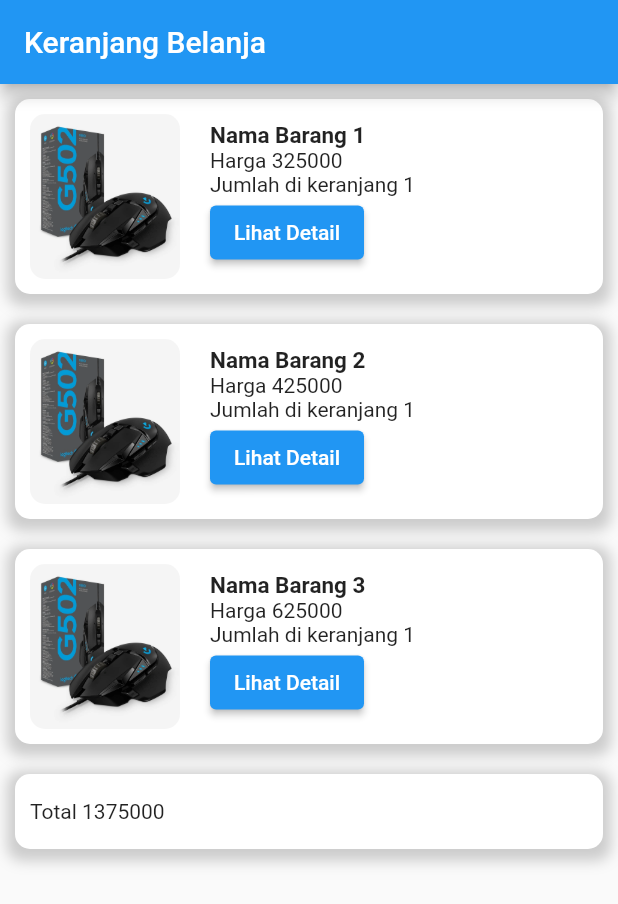
After one commit to shiciro/flutterquizwidget, a Flutter app: the screen it shows after launch, on a phone screen of 412 x 824 dp. The commit adds this screen. Shown: the top 904 px of the screen. Run offline on Flutter 3.47's test engine with Material 2 defaults, Android fonts, the phone set to English and light mode, and no system bars.

Commit message:
alhamdulillah KAOWKAOWK

```diff
--- /dev/null
+++ b/lib/HomePage.dart
@@ -0,0 +1,129 @@
+import 'package:flutter/material.dart';
+import 'package:widget/main.dart';
+import 'package:provider/provider.dart';
+import 'providers/transferVariables.dart' as global;
+import 'providers/global.dart';
+
+class MyHomePage extends StatefulWidget {
+  const MyHomePage({Key? key}) : super(key: key);
+
+  @override
+  _MyHomePageState createState() => _MyHomePageState();
+}
+
+class _MyHomePageState extends State<MyHomePage> {
+  //void _update() {
+  //  setState(() {
+  //    global.listQuantity[global.Q] = global.transfer;
+  //  });
+  //}
+
+  @override
+  Widget build(BuildContext context) {
+    return MaterialApp(
+        home: Scaffold(
+      appBar: AppBar(
+        title: Text("Keranjang Belanja"),
+      ),
+      body: ListView(children: [
+        for (int i = 0; i < context.read<Database>().listPrice.length; i++)
+          Container(
+            height: 130,
+            width: double.infinity,
+            padding: EdgeInsets.all(10),
+            margin: EdgeInsets.all(10),
+            decoration: BoxDecoration(
+                color: Colors.white,
+                borderRadius: BorderRadius.circular(10),
+                boxShadow: [
+                  BoxShadow(
+                      color: Colors.grey.withOpacity(0.5),
+                      spreadRadius: 5,
+                      blurRadius: 7,
+                      offset: Offset(0, 3))
+                ]),
+            child: Row(
+              children: [
+                Container(
+                  height: 120,
+                  width: 100,
+                  decoration: BoxDecoration(
+                      borderRadius: BorderRadius.circular(10),
+                      image: DecorationImage(
+                        image: AssetImage("images/image1.jpg"),
+                        fit: BoxFit.fill,
+                      ),
+                      shape: BoxShape.rectangle),
+                ),
+                Flexible(
+                    fit: FlexFit.tight,
+                    child: Container(
+                        margin: EdgeInsets.only(top: 5, left: 20, bottom: 5),
+                        width: 150,
+                        height: 120,
+                        color: Colors.white,
+                        child: Column(
+                          crossAxisAlignment: CrossAxisAlignment.start,
+                          children: [
+                            Text(
+                              context.read<Database>().listItem[i],
+                              overflow: TextOverflow.ellipsis,
+                              style: TextStyle(
+                                  fontSize: 15.0, fontWeight: FontWeight.bold),
+                            ),
+                            Text('Harga ' +
+                                context
+                                    .read<Database>()
+                                    .listPrice[i]
+                                    .toString()),
+                            Text(
+                              'Jumlah di keranjang ' +
+                                  context
+                                      .watch<Database>()
+                                      .listQuantity[i]
+                                      .toString(),
+                            ),
+                            ElevatedButton(
+                              onPressed: () {
+                                global.Q = i;
+                                Navigator.of(context).pushNamed("buyPage");
+                              },
+                              child: Text('Lihat Detail'),
+                            ),
+                          ],
+                        )))
+              ],
+            ),
+          ),
+        Container(
+          height: 50,
+          width: double.infinity,
+          padding: EdgeInsets.all(10),
+          margin: EdgeInsets.all(10),
+          decoration: BoxDecoration(
+              color: Colors.white,
+              borderRadius: BorderRadius.circular(10),
+              boxShadow: [
+                BoxShadow(
+                    color: Colors.grey.withOpacity(0.5),
+                    spreadRadius: 5,
+                    blurRadius: 7,
+                    offset: Offset(0, 3))
+              ]),
+          child: Row(
+            children: [
+              Text("Total " +
+                  ((context.read<Database>().listPrice[0] *
+                              context.read<Database>().listQuantity[0]) +
+                          (context.read<Database>().listPrice[1] *
+                              context.read<Database>().listQuantity[1]) +
+                          (context.read<Database>().listPrice[2] *
+                              context.read<Database>().listQuantity[2]))
+                      .toString())
+            ],
+          ),
+        ),
+      ]),
+    ));
+  }
+}
--- /dev/null
+++ b/lib/providers/global.dart
@@ -0,0 +1,30 @@
+library my_project.global;
+
+import 'package:flutter/material.dart';
+import 'transferVariables.dart' as global;
+
+// set default values for the initial run
+class Database with ChangeNotifier {
+  List<String> listItem = ["Nama Barang 1", "Nama Barang 2", "Nama Barang 3"];
+  List<int> listPrice = [325000, 425000, 625000];
+  List<int> listQuantity = [1, 1, 1];
+
+  int get count => listItem.length;
+  List<String> get cart => listItem;
+
+  void increment() {
+    {
+      listQuantity[global.Q]++;
+      notifyListeners();
+    }
+  }
+
+  void reduction() {
+    if (listQuantity[global.Q] > 0) {
+      {
+        listQuantity[global.Q]--;
+        notifyListeners();
+      }
+    }
+  }
+}
--- /dev/null
+++ b/lib/providers/transferVariables.dart
@@ -0,0 +1,6 @@
+library my_project.global;
+
+import 'package:flutter/material.dart';
+
+int Q = 0;
+int transfer = 0;
```
Also changed, not shown: lib/BuyPage.dart (+14 -25 lines), lib/global.dart (deleted, +0 -7 lines), lib/main.dart (+15 -114 lines).
